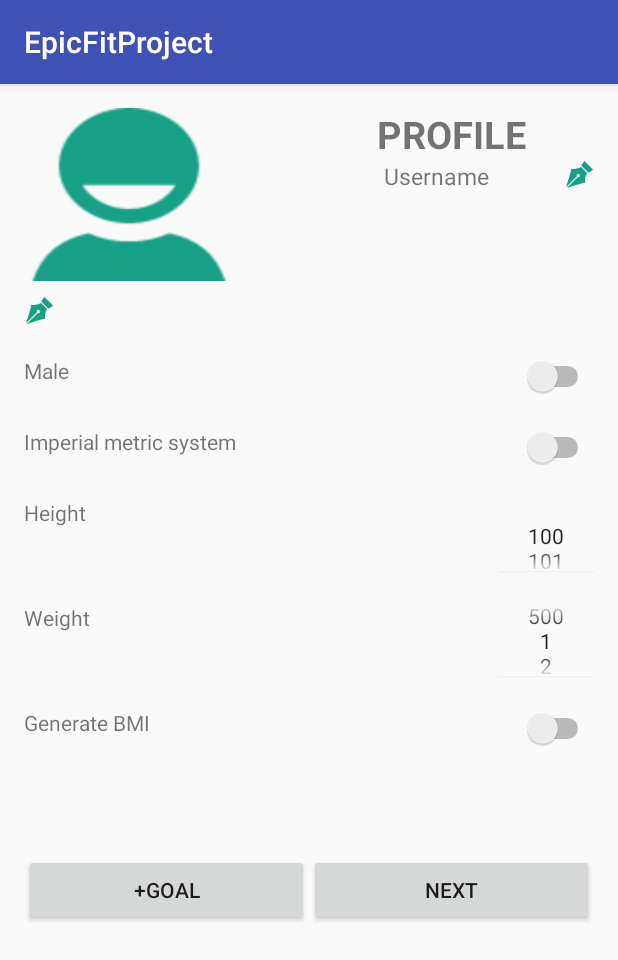
After one commit to NevenaIvet/EpicFit2, an Android app: the AthleteActivity screen opened directly, with no data from a screen before it, on a phone screen of 412 x 824 dp. The commit adds this screen. Shown: the top 960 px of the screen. Run offline under Robolectric (Android 15) with nearby library versions, the phone set to English and light mode, and no system bars; 1 statement that could not run was skipped.

Commit message:
Added profile

```diff
--- /dev/null
+++ b/app/src/main/java/com/example/user/epicfitproject/AthleteActivity.java
@@ -0,0 +1,135 @@
+package com.example.user.epicfitproject;
+
+import android.content.Intent;
+import android.support.v7.app.AppCompatActivity;
+import android.os.Bundle;
+import android.view.View;
+import android.widget.Button;
+import android.widget.CompoundButton;
+import android.widget.EditText;
+import android.widget.ImageButton;
+import android.widget.ImageView;
+import android.widget.NumberPicker;
+import android.widget.Switch;
+import android.widget.TextView;
+
+public class AthleteActivity extends AppCompatActivity {
+    private TextView heading;
+    private TextView username;
+    private TextView gender;
+    private TextView height;
+    private TextView weight;
+    private TextView metricSystem;
+    private TextView generateBMI;
+    private Button next;
+    private Button addGoal;
+    private ImageView profilePicture;
+    private ImageButton changePenUsernameButton;
+    private ImageButton changePenPictureButton;
+    private Switch genderSwitch;
+    private Switch BMISwitch;
+    TextView BMIinfo;
+    private Switch metricSystemSwitch;
+    private NumberPicker pickHeight;
+    private NumberPicker pickWeight;
+
+
+
+    @Override
+    protected void onCreate(Bundle savedInstanceState) {
+        super.onCreate(savedInstanceState);
+        setContentView(R.layout.activity_athlete);
+        heading = (TextView) findViewById(R.id.heading);
+        heading.setFocusable(false);
+        heading.setClickable(false);
+
+        username = (TextView) findViewById(R.id.usernameText);
+        username.setText(getIntent().getStringExtra("LoggedUser").toString());
+        username.setFocusable(false);
+        username.setClickable(false);
+
+        gender = (TextView) findViewById(R.id.genderText);
+        gender.setFocusable(false);
+        gender.setClickable(false);
+    BMIinfo = (TextView) findViewById(R.id.BMIcalculatedText);
+        height = (TextView) findViewById(R.id.heightText);
+        height.setFocusable(false);
+        height.setClickable(false);
+
+        weight = (TextView) findViewById(R.id.weightText);
+        weight.setFocusable(false);
+        weight.setClickable(false);
+
+        metricSystem = (TextView) findViewById(R.id.metricSystemText);
+        metricSystem.setFocusable(false);
+        metricSystem.setClickable(false);
+
+        generateBMI = (TextView) findViewById(R.id.generateBMIText);
+        generateBMI.setFocusable(false);
+        generateBMI.setClickable(false);
+
+        next = (Button) findViewById(R.id.nextActionButton);
+        addGoal = (Button) findViewById(R.id.addGoalButton);
+        changePenPictureButton = (ImageButton) findViewById(R.id.changeProfilePictureButton);
+        changePenUsernameButton = (ImageButton) findViewById(R.id.changeUsernameButton);
+
+        profilePicture = (ImageView) findViewById(R.id.profilePicture);
+
+        genderSwitch= (Switch) findViewById(R.id.genderSwitch);
+        genderSwitch.setOnCheckedChangeListener(new CompoundButton.OnCheckedChangeListener() {
+            @Override
+            public void onCheckedChanged(CompoundButton compoundButton, boolean b) {
+                if(b){
+                    gender.setText("Female"); // setApplicationContext ?
+                }else{
+                    gender.setText("Male");
+                }
+            }
+        });
+        metricSystemSwitch = (Switch) findViewById(R.id.metricSystemSwitch);
+        metricSystemSwitch.setOnCheckedChangeListener(new CompoundButton.OnCheckedChangeListener() {
+            @Override
+            public void onCheckedChanged(CompoundButton compoundButton, boolean b) {
+                if(b){
+                    metricSystem.setText("Metric system");
+                }else{
+                    metricSystem.setText("Imperial metric system");
+                }
+            }
+        });
+        BMISwitch = (Switch) findViewById(R.id.generateBMISwitch);
+        BMISwitch.setOnCheckedChangeListener(new CompoundButton.OnCheckedChangeListener() {
+            @Override
+            public void onCheckedChanged(CompoundButton compoundButton, boolean b) {
+                if(b){
+                    //ako sa cukati height i weight
+                    //vikam funkciqta koqto mi smqta bmi i zapisvam na tova pole
+                    BMIinfo.setVisibility(View.VISIBLE);
+                }else{
+                    BMIinfo.setVisibility(View.INVISIBLE);
+                }
+            }
+        });
+
+
+        pickHeight = (NumberPicker) findViewById(R.id.heightPicker);
+        pickHeight.setMinValue(100);
+        pickHeight.setMaxValue(250);
+        pickHeight.setWrapSelectorWheel(false);//ne znam kakvo pravi tova
+        pickHeight.setSaveEnabled(true);//tova ne e qsno dali zapazva
+        pickHeight.setVerticalScrollBarEnabled(true);
+        pickWeight = (NumberPicker) findViewById(R.id.weightPicker);
+
+        pickWeight.setMinValue(1);
+        pickWeight.setMaxValue(500);// tova sa 500 kg no v lbs
+        pickWeight.setSaveEnabled(true);
+
+        next.setOnClickListener(new View.OnClickListener() {
+            @Override
+            public void onClick(View view) {
+                Intent intent = new Intent(AthleteActivity.this,ActivitiesActivity.class);
+                startActivity(intent);
+            }
+        });
+    }
+}
--- a/app/src/main/java/com/example/user/epicfitproject/LogInActivity.java
+++ b/app/src/main/java/com/example/user/epicfitproject/LogInActivity.java
@@ -62,6 +62,7 @@ public class LogInActivity extends AppCompatActivity {
                     return;
                 }
 
+
                 Intent intent = new Intent(LogInActivity.this, MainMenuActivity.class);
                 intent.putExtra("LoggedUser", userN);
                 startActivity(intent);
--- /dev/null
+++ b/app/src/main/res/layout/activity_athlete.xml
@@ -0,0 +1,229 @@
+<?xml version="1.0" encoding="utf-8"?>
+<ScrollView xmlns:android="http://schemas.android.com/apk/res/android"
+    xmlns:tools="http://schemas.android.com/tools"
+    android:layout_width="match_parent"
+    android:layout_height="match_parent"
+android:orientation="vertical"
+    android:paddingBottom="@dimen/activity_vertical_margin"
+    android:paddingLeft="@dimen/activity_horizontal_margin"
+    android:paddingRight="@dimen/activity_horizontal_margin"
+    android:paddingTop="@dimen/activity_vertical_margin"
+    tools:context="com.example.user.epicfitproject.AthleteActivity">
+
+
+
+
+<LinearLayout
+    android:layout_width="match_parent"
+    android:layout_height="match_parent"
+    android:orientation="vertical">
+
+
+    <TableRow
+        android:layout_width="match_parent"
+        android:layout_height="145dp"
+        android:layout_alignParentTop="true"
+        android:layout_centerHorizontal="true">
+<LinearLayout  android:layout_width="0dp"
+    android:layout_weight="1"
+    android:orientation="vertical">
+
+    <ImageView
+        android:layout_width="140dp"
+        android:layout_weight="1"
+        android:layout_height="140dp"
+
+        android:id="@+id/profilePicture"
+        android:layout_marginBottom="10dp"
+        android:layout_gravity="left"
+        android:background="@drawable/user96"/>
+    <ImageButton
+        android:layout_width="20dp"
+        android:layout_height="20dp"
+        android:id="@+id/changeProfilePictureButton"
+        android:background="@drawable/penforchange"
+        />
+</LinearLayout>
+
+
+        <LinearLayout
+            android:layout_width="0dp"
+            android:layout_weight="1"
+
+            android:orientation="vertical">
+            <TextView
+                android:layout_width="match_parent"
+                android:layout_weight="1"
+                android:layout_height="0dp"
+                android:text="profile"
+                android:id="@+id/heading"
+                android:textAllCaps="true"
+                android:textStyle="bold"
+                android:textSize="25sp"
+
+                android:gravity="center"/>
+            <LinearLayout
+                android:layout_width="match_parent"
+                android:layout_height="0dp"
+                android:layout_weight="1">
+                <TextView
+                    android:layout_width="match_parent"
+                    android:layout_height="match_parent"
+                    android:id="@+id/usernameText"
+                    android:gravity="center"
+                    android:textSize="15sp"
+                    android:layout_weight="1"
+                    android:text="Username"/>
+
+                <ImageButton
+                    android:layout_width="20dp"
+                    android:layout_height="20dp"
+                    android:background="@drawable/penforchange"
+                    android:id="@+id/changeUsernameButton"
+                    />
+            </LinearLayout>
+
+
+        </LinearLayout>
+
+    </TableRow>
+    <LinearLayout
+        android:layout_marginTop="20dp"
+        android:layout_width="match_parent"
+        android:layout_height="wrap_content"
+        android:orientation="horizontal">
+        <TextView
+            android:layout_width="0dp"
+            android:layout_weight="1"
+            android:layout_height="match_parent"
+            android:id="@+id/genderText"
+            android:text="Male"/>
+        <Switch
+            android:layout_width="0dp"
+            android:id="@+id/genderSwitch"
+            android:layout_height="match_parent"
+            android:textOn="F"
+            android:textOff="M"
+            android:layout_weight="1"/>
+    </LinearLayout>
+
+    <LinearLayout
+        android:layout_marginTop="20dp"
+        android:layout_width="match_parent"
+        android:layout_height="wrap_content"
+        android:orientation="horizontal">
+        <TextView
+            android:layout_width="0dp"
+            android:layout_weight="1"
+            android:id="@+id/metricSystemText"
+            android:layout_height="match_parent"
+            android:text="Imperial metric system"/>
+        <Switch
+            android:layout_width="0dp"
+            android:id="@+id/metricSystemSwitch"
+            android:layout_height="match_parent"
+            android:textOn="MS"
+            android:textOff="IMS"
+            android:layout_weight="1"/>
+    </LinearLayout>
+
+    <LinearLayout
+        android:layout_marginTop="20dp"
+        android:layout_width="match_parent"
+        android:layout_height="50dp"
+        android:orientation="horizontal">
+        <TextView
+            android:layout_width="0dp"
+            android:layout_weight="1"
+            android:id="@+id/heightText"
+            android:layout_height="match_parent"
+            android:gravity="left"
+            android:text="Height"/>
+        <NumberPicker
+            android:layout_width="wrap_content"
+            android:layout_height="wrap_content"
+            android:descendantFocusability="blocksDescendants"
+            android:id="@+id/heightPicker"
+            android:layout_gravity="right">
+
+
+        </NumberPicker>
+    </LinearLayout>
+    <LinearLayout
+        android:layout_marginTop="20dp"
+        android:layout_width="match_parent"
+        android:layout_height="50dp"
+        android:orientation="horizontal">
+        <TextView
+            android:layout_width="0dp"
+            android:layout_weight="1"
+            android:gravity="left"
+            android:id="@+id/weightText"
+            android:layout_height="match_parent"
+            android:text="Weight"/>
+        <NumberPicker
+            android:id="@+id/weightPicker"
+            android:layout_width="wrap_content"
+            android:layout_height="wrap_content"
+
+
+            android:descendantFocusability="blocksDescendants"
+            android:layout_gravity="right">
+
+        </NumberPicker>
+    </LinearLayout>
+    <LinearLayout
+        android:layout_marginTop="20dp"
+        android:layout_width="match_parent"
+        android:layout_height="wrap_content"
+        android:orientation="horizontal">
+        <TextView
+            android:layout_width="0dp"
+            android:layout_weight="1"
+            android:layout_height="match_parent"
+            android:id="@+id/generateBMIText"
+            android:text="Generate BMI"/>
+        <Switch
+            android:layout_width="0dp"
+            android:layout_height="match_parent"
+            android:id="@+id/generateBMISwitch"
+            android:textOn="Y"
+            android:textOff="N"
+            android:layout_weight="1"/>
+    </LinearLayout>
+    <LinearLayout
+        android:layout_marginTop="25dp"
+        android:layout_width="match_parent"
+        android:layout_height="wrap_content"
+        android:orientation="horizontal">
+        <TextView
+            android:layout_width="match_parent"
+            android:id="@+id/BMIcalculatedText"
+            android:layout_height="match_parent"
+            android:visibility="invisible"
+            android:text="Your BMI is "/>
+
+        </LinearLayout>
+    <LinearLayout
+        android:layout_marginTop="25dp"
+        android:layout_width="match_parent"
+        android:layout_height="wrap_content"
+        android:orientation="horizontal">
+      <Button
+          android:layout_width="0dp"
+          android:layout_weight="1"
+          android:layout_height="match_parent"
+          android:id="@+id/addGoalButton"
+          android:text="+Goal"/>
+
+        <Button
+            android:layout_width="0dp"
+            android:layout_weight="1"
+            android:layout_height="match_parent"
+            android:id="@+id/nextActionButton"
+            android:text="Next"/>
+
+    </LinearLayout>
+    </LinearLayout>
+
+</ScrollView>
--- a/app/src/main/res/layout/activity_log_in.xml
+++ b/app/src/main/res/layout/activity_log_in.xml
@@ -14,13 +14,14 @@
         android:layout_width="match_parent"
         android:layout_height="wrap_content"
         android:inputType="textPersonName"
+
         android:hint="Username"
         android:textSize="20sp"
         android:ems="10"
         android:id="@+id/username_login"
         android:layout_alignParentTop="true"
         android:layout_centerHorizontal="true"
-        android:layout_marginTop="65dp"
+        android:layout_marginTop="85dp"
         />
 
     <EditText
```
Also changed, not shown: app/src/main/AndroidManifest.xml (+7 -1 lines), app/src/main/java/com/example/user/epicfitproject/ActivitiesActivity.java (+26 -0 lines), app/src/main/java/com/example/user/epicfitproject/ExerciseActivity.java (added, +56 -0 lines), app/src/main/java/com/example/user/epicfitproject/ListOFExercisesActivity.java (added, +24 -0 lines), app/src/main/java/com/example/user/epicfitproject/MainMenuActivity.java (+9 -1 lines), app/src/main/java/com/example/user/epicfitproject/Statistics.java (added, +17 -0 lines), app/src/main/res/layout/activity_activities.xml (+13 -12 lines), app/src/main/res/layout/activity_exercise.xml (added, +56 -0 lines), app/src/main/res/layout/activity_list_ofexercises.xml (added, +93 -0 lines), app/src/main/res/layout/activity_register.xml (+14 -13 lines), app/src/main/res/layout/activity_statistics.xml (added, +20 -0 lines), app/src/main/res/drawable/lift.jpg (added), app/src/main/res/drawable/penforchange.png (added), app/src/main/res/drawable/user96.png (added).
